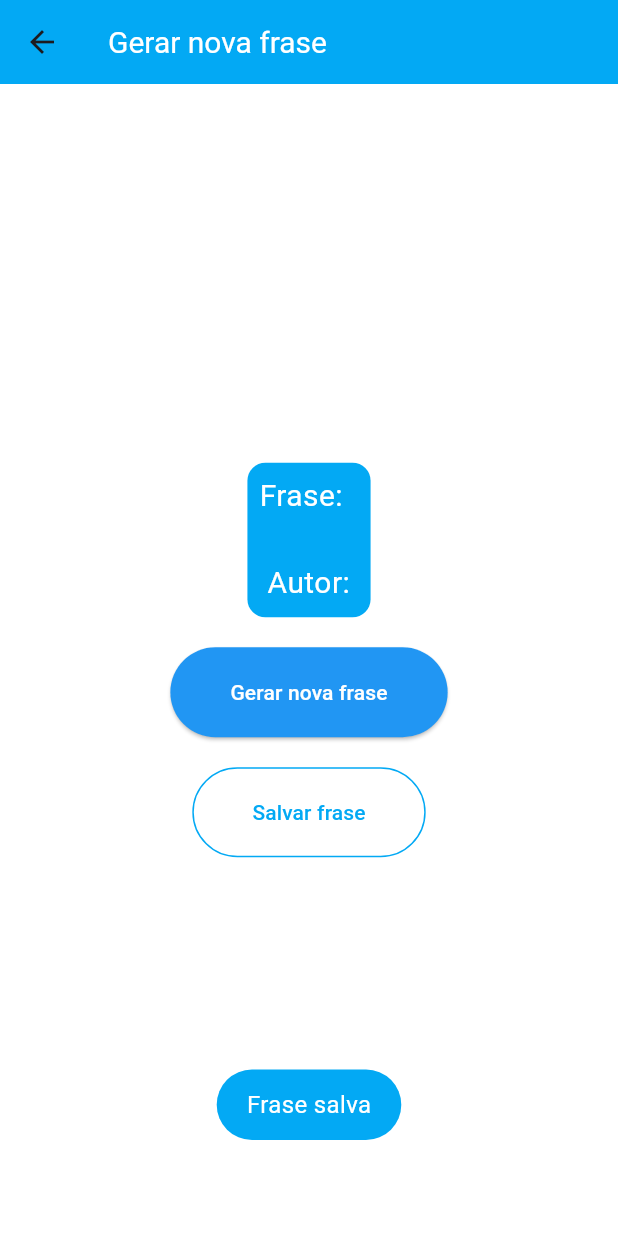
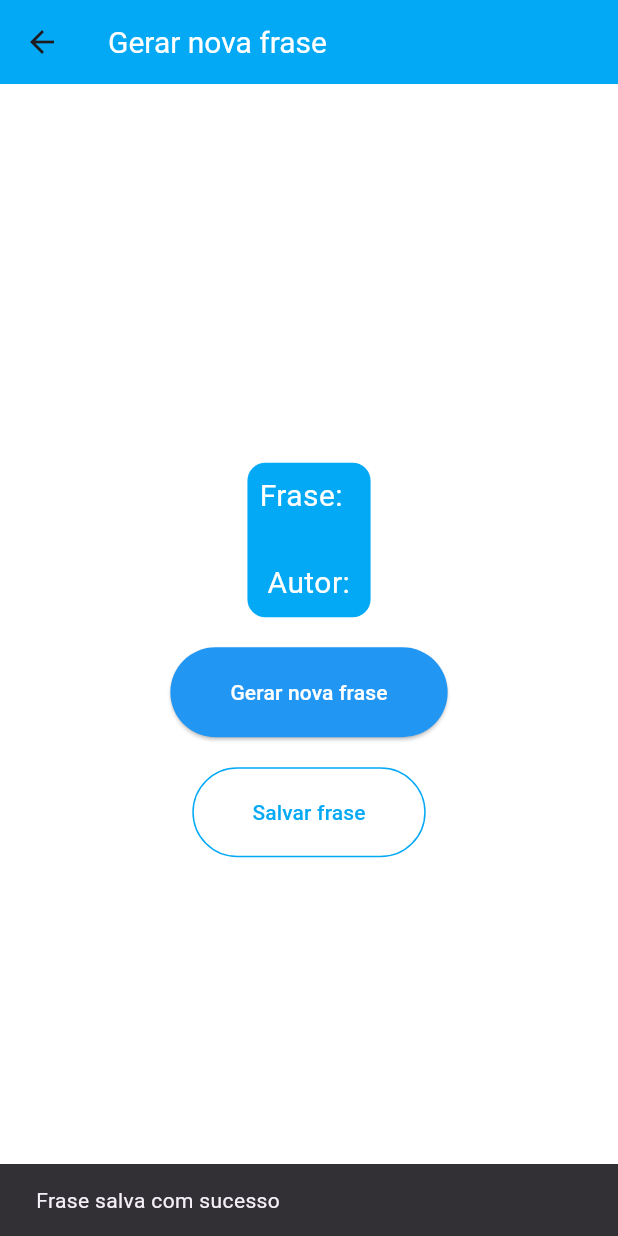
Before and after one commit to renansaccon/notepad_flutter, a Flutter app: the newHome screen opened by its route, after a tap on "Salvar frase", on a phone screen of 412 x 824 dp. Run offline on Flutter 3.47's test engine with Material 3 defaults, Android fonts, the phone set to English and light mode, and no system bars; our stand-ins replace dio, drift, drift_flutter, fluttertoast, logger, retrofit; accounts and stored records are empty; generated files the repository leaves out were written again; network calls fail.

```diff
--- a/lib/new/home.dart
+++ b/lib/new/home.dart
@@ -30,6 +30,7 @@ class newHome extends StatelessWidget {
           mainAxisAlignment: MainAxisAlignment.center,
           children: [
             Consumer<NewPhraseController>(
+              key: const Key('Consumer_key'),
                 builder: (context, value, child){
                   phrase = value.phrase.toString();
                   author = value.author.toString();
@@ -52,6 +53,7 @@ class newHome extends StatelessWidget {
             ),
             SizedBox(height: 20,),
             ElevatedButton(
+              key: const Key('gerar_frase_key'),
               onPressed: (){
                 Provider.of<NewPhraseController>(context, listen: false).generatePhrase();
               },
@@ -62,15 +64,12 @@ class newHome extends StatelessWidget {
             ),
             SizedBox(height: 20,),
             OutlinedButton(
+              key: const Key('salvar_botao_key'),
                 onPressed: (){
-                  Fluttertoast.showToast(msg: "Frase salva",
-                  toastLength: Toast.LENGTH_SHORT,
-                  gravity: ToastGravity.BOTTOM,
-                  timeInSecForIosWeb: 1,
-                  backgroundColor: Color.fromRGBO(3, 169, 244, 50),
-                  textColor: newTheme.primaryColorDark,
-                  fontSize: 16.0,
-                  );
+                  const snackBar = SnackBar(
+                    key: const Key('SnackBar_key') ,
+                    content: Text('Frase salva com sucesso'),);
+                  ScaffoldMessenger.of(context).showSnackBar(snackBar);
                   database
                       .into(database.phraseData)
                       .insert(PhraseDataCompanion.insert(
--- a/lib/saved/home.dart
+++ b/lib/saved/home.dart
@@ -37,7 +37,9 @@ class _savedPhrasesState extends State<savedPhrases> {
       appBar: AppBar(
         title: const Text('Frases Salvas'),
       ),
-      body: ListView.separated(
+      body:
+      ListView.separated(
+        key: const Key('lista'),
         itemBuilder: (context, index) => _listPhrases[index],
         separatorBuilder: (context, index) => const Divider(height: 1),
         itemCount: _listPhrases.length,
```
Also changed, not shown: 3 other files.
